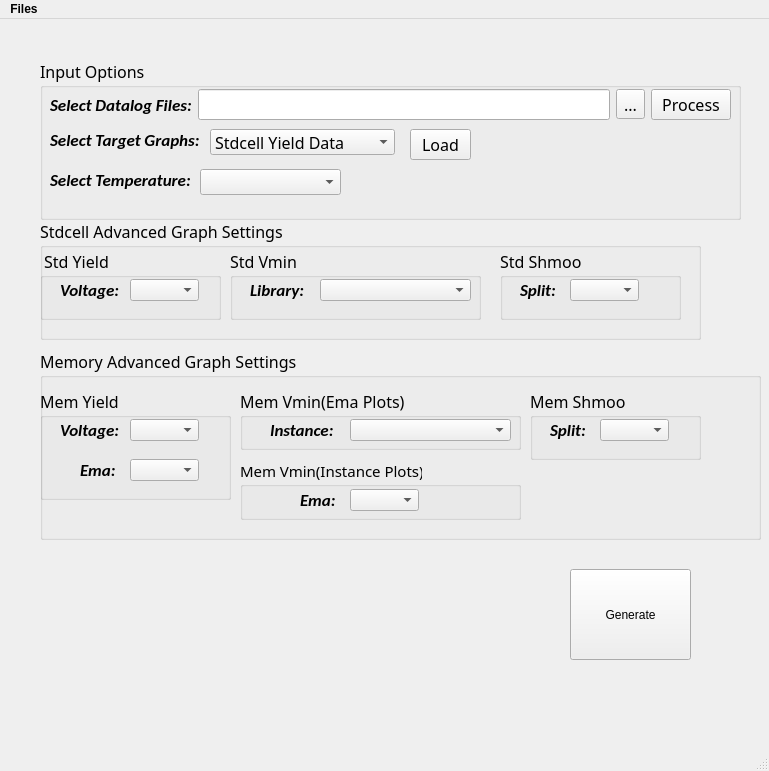
This is Visualization/gui/vis.ui in tanyuzhuo/arm as Qt 5 draws it before an edit. The edited form follows.
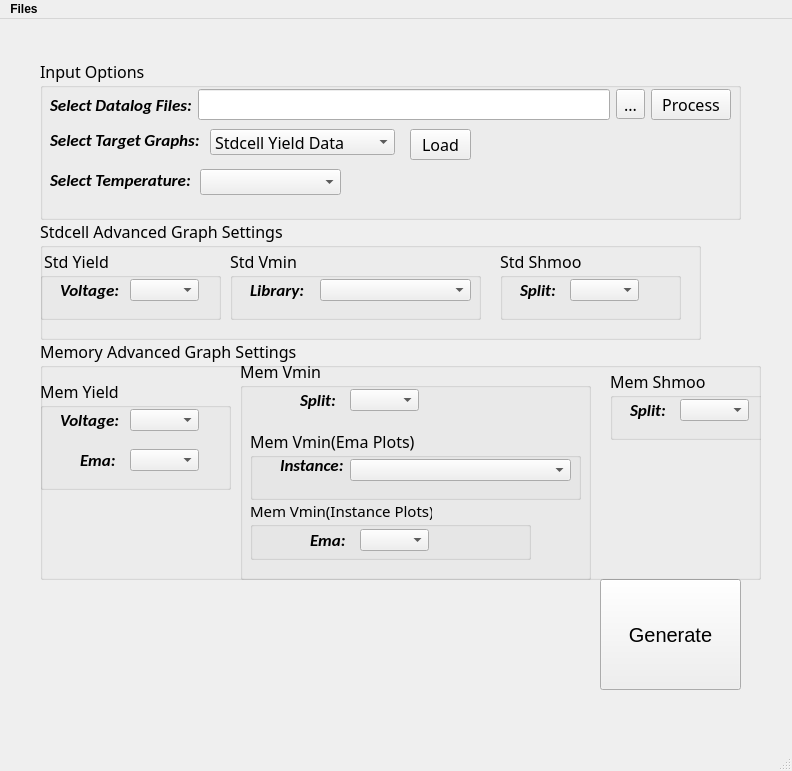
This is the edited form. Icons and pictures are not drawn.

Patch:
```diff
--- a/Visualization/gui/vis.ui
+++ b/Visualization/gui/vis.ui
@@ -9,7 +9,7 @@
    <rect>
     <x>0</x>
     <y>0</y>
-    <width>769</width>
+    <width>792</width>
     <height>771</height>
    </rect>
   </property>
@@ -20,12 +20,17 @@
    <widget class="QPushButton" name="pushButton">
     <property name="geometry">
      <rect>
-      <x>570</x>
-      <y>550</y>
-      <width>121</width>
-      <height>91</height>
+      <x>600</x>
+      <y>560</y>
+      <width>141</width>
+      <height>111</height>
      </rect>
     </property>
+    <property name="font">
+     <font>
+      <pointsize>15</pointsize>
+     </font>
+    </property>
     <property name="text">
      <string>Generate</string>
     </property>
@@ -391,9 +396,9 @@
     <property name="geometry">
      <rect>
       <x>40</x>
-      <y>330</y>
+      <y>320</y>
       <width>721</width>
-      <height>191</height>
+      <height>241</height>
      </rect>
     </property>
     <property name="font">
@@ -485,56 +490,11 @@
       </property>
      </widget>
     </widget>
-    <widget class="QGroupBox" name="groupBox_MemVmin">
-     <property name="geometry">
-      <rect>
-       <x>200</x>
-       <y>40</y>
-       <width>281</width>
-       <height>61</height>
-      </rect>
-     </property>
-     <property name="title">
-      <string>Mem Vmin(Ema Plots)</string>
-     </property>
-     <widget class="QLabel" name="label_Lib_2">
-      <property name="geometry">
-       <rect>
-        <x>30</x>
-        <y>30</y>
-        <width>71</width>
-        <height>21</height>
-       </rect>
-      </property>
-      <property name="font">
-       <font>
-        <family>Calibri</family>
-        <pointsize>13</pointsize>
-        <weight>75</weight>
-        <italic>true</italic>
-        <bold>true</bold>
-       </font>
-      </property>
-      <property name="text">
-       <string>Instance:</string>
-      </property>
-     </widget>
-     <widget class="QComboBox" name="comboBox_Instance">
-      <property name="geometry">
-       <rect>
-        <x>110</x>
-        <y>30</y>
-        <width>161</width>
-        <height>22</height>
-       </rect>
-      </property>
-     </widget>
-    </widget>
     <widget class="QGroupBox" name="groupBox_MemShmoo">
      <property name="geometry">
       <rect>
-       <x>490</x>
-       <y>40</y>
+       <x>570</x>
+       <y>30</y>
        <width>171</width>
        <height>71</height>
       </rect>
@@ -575,40 +535,30 @@
       </property>
      </widget>
     </widget>
-    <widget class="QGroupBox" name="groupBox_MemVmin_2">
+    <widget class="QGroupBox" name="groupBox_3">
      <property name="geometry">
       <rect>
        <x>200</x>
-       <y>110</y>
-       <width>281</width>
-       <height>61</height>
+       <y>20</y>
+       <width>351</width>
+       <height>221</height>
       </rect>
      </property>
      <property name="font">
       <font>
        <family>DINPro-Regular</family>
-       <pointsize>11</pointsize>
+       <pointsize>12</pointsize>
       </font>
      </property>
      <property name="title">
-      <string>Mem Vmin(Instance Plots)</string>
+      <string>Mem Vmin</string>
      </property>
-     <widget class="QComboBox" name="comboBox_EmaVmin">
-      <property name="geometry">
-       <rect>
-        <x>110</x>
-        <y>30</y>
-        <width>69</width>
-        <height>22</height>
-       </rect>
-      </property>
-     </widget>
-     <widget class="QLabel" name="label_Temp_4">
+     <widget class="QLabel" name="label_Lib_3">
       <property name="geometry">
        <rect>
         <x>60</x>
         <y>30</y>
-        <width>41</width>
+        <width>71</width>
         <height>21</height>
        </rect>
       </property>
@@ -622,17 +572,129 @@
        </font>
       </property>
       <property name="text">
-       <string>Ema:</string>
+       <string>Split:</string>
       </property>
      </widget>
+     <widget class="QComboBox" name="comboBox_SplitVmin">
+      <property name="geometry">
+       <rect>
+        <x>110</x>
+        <y>30</y>
+        <width>69</width>
+        <height>22</height>
+       </rect>
+      </property>
+     </widget>
+     <widget class="QGroupBox" name="groupBox_MemVmin_2">
+      <property name="geometry">
+       <rect>
+        <x>10</x>
+        <y>140</y>
+        <width>281</width>
+        <height>61</height>
+       </rect>
+      </property>
+      <property name="font">
+       <font>
+        <family>DINPro-Regular</family>
+        <pointsize>11</pointsize>
+       </font>
+      </property>
+      <property name="title">
+       <string>Mem Vmin(Instance Plots)</string>
+      </property>
+      <widget class="QComboBox" name="comboBox_EmaVmin">
+       <property name="geometry">
+        <rect>
+         <x>110</x>
+         <y>30</y>
+         <width>69</width>
+         <height>22</height>
+        </rect>
+       </property>
+      </widget>
+      <widget class="QLabel" name="label_Temp_4">
+       <property name="geometry">
+        <rect>
+         <x>60</x>
+         <y>30</y>
+         <width>41</width>
+         <height>21</height>
+        </rect>
+       </property>
+       <property name="font">
+        <font>
+         <family>Calibri</family>
+         <pointsize>13</pointsize>
+         <weight>75</weight>
+         <italic>true</italic>
+         <bold>true</bold>
+        </font>
+       </property>
+       <property name="text">
+        <string>Ema:</string>
+       </property>
+      </widget>
+     </widget>
+     <widget class="QGroupBox" name="groupBox_MemVmin">
+      <property name="geometry">
+       <rect>
+        <x>10</x>
+        <y>70</y>
+        <width>331</width>
+        <height>71</height>
+       </rect>
+      </property>
+      <property name="font">
+       <font>
+        <family>DINPro-Regular</family>
+        <pointsize>12</pointsize>
+       </font>
+      </property>
+      <property name="title">
+       <string>Mem Vmin(Ema Plots)</string>
+      </property>
+      <widget class="QComboBox" name="comboBox_Instance">
+       <property name="geometry">
+        <rect>
+         <x>100</x>
+         <y>30</y>
+         <width>221</width>
+         <height>22</height>
+        </rect>
+       </property>
+      </widget>
+      <widget class="QLabel" name="label_Temp_6">
+       <property name="geometry">
+        <rect>
+         <x>30</x>
+         <y>20</y>
+         <width>71</width>
+         <height>31</height>
+        </rect>
+       </property>
+       <property name="font">
+        <font>
+         <family>Calibri</family>
+         <pointsize>13</pointsize>
+         <weight>75</weight>
+         <italic>true</italic>
+         <bold>true</bold>
+        </font>
+       </property>
+       <property name="text">
+        <string>Instance:</string>
+       </property>
+      </widget>
+     </widget>
     </widget>
    </widget>
    <widget class="QLabel" name="label_4">
     <property name="geometry">
      <rect>
-      <x>60</x>
-      <y>530</y>
-      <width>241</width>
+      <x>20</x>
+      <y>560</y>
+      <width>201</width>
       <height>151</height>
      </rect>
     </property>
@@ -649,7 +711,7 @@
     <rect>
      <x>0</x>
      <y>0</y>
-     <width>769</width>
+     <width>792</width>
      <height>23</height>
     </rect>
    </property>
```
